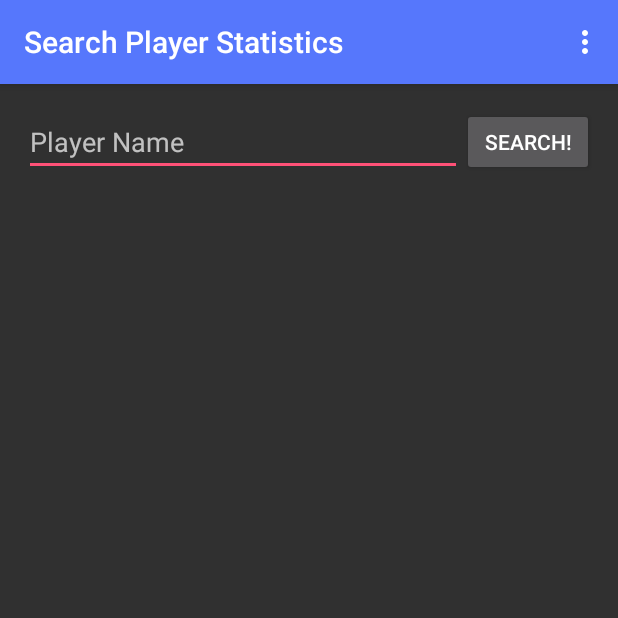
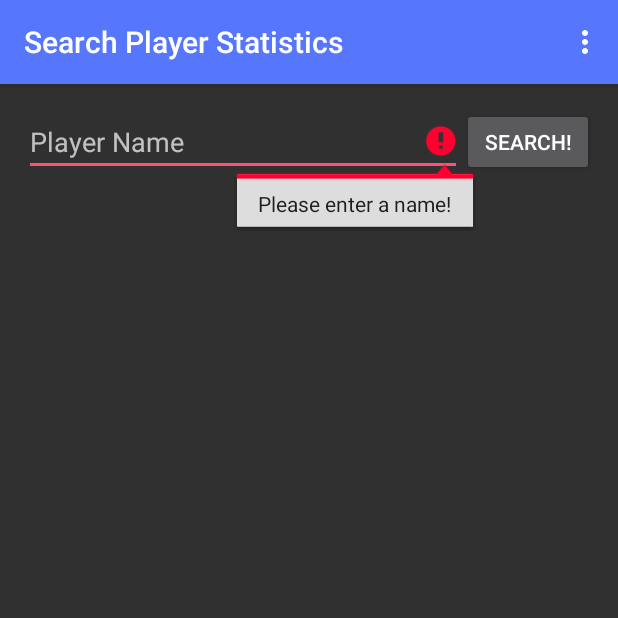
Before and after one commit to itachi1706/HypixelStatistics, an Android app: the ExpandedPlayerInfoActivity screen opened directly, with no data from a screen before it, after a tap on "SEARCH!", on a phone screen of 412 x 824 dp, the top half of it. Run offline under Robolectric (Android 15) with nearby library versions, the light colour scheme and no system bars; network calls fail.

Commit message:
Changed input error validation to users - Instead of a toast message, it now uses the error message method present in the new Android Support Design Library for an EditText item

```diff
--- a/app/src/main/java/com/itachi1706/hypixelstatistics/ExpandedPlayerInfoActivity.java
+++ b/app/src/main/java/com/itachi1706/hypixelstatistics/ExpandedPlayerInfoActivity.java
@@ -137,7 +137,11 @@ public class ExpandedPlayerInfoActivity extends AppCompatActivity {
                 playerName.clearFocus();
                 imm.hideSoftInputFromWindow(playerName.getWindowToken(), 0);
                 if (playerName.getText().toString().equals("")){
-                    NotifyUserUtil.createShortToast(getApplicationContext(), "Please enter a name!");
+                    if (playerName.getHint().toString().contains("UUID")){
+                        playerName.setError("Please enter a UUID!");
+                    } else {
+                        playerName.setError("Please enter a name!");
+                    }
                 } else {
                     String name = playerName.getText().toString();
                     checkProgress = new ProgressDialog(ExpandedPlayerInfoActivity.this);
--- a/app/src/main/java/com/itachi1706/hypixelstatistics/GuildActivity.java
+++ b/app/src/main/java/com/itachi1706/hypixelstatistics/GuildActivity.java
@@ -163,7 +163,7 @@ public class GuildActivity extends AppCompatActivity {
                 guildSearch.clearFocus();
                 imm.hideSoftInputFromWindow(guildSearch.getWindowToken(), 0);
                 if (guildSearch.getText().toString().equals("")){
-                    NotifyUserUtil.createShortToast(getApplicationContext(), "Please enter a guild name or player!");
+                    guildSearch.setError("Please enter a guild name or player!");
                 } else {
                     boolean state = searchFilter.isChecked();
                     String searchText = guildSearch.getText().toString();
--- a/app/src/main/res/layout/activity_expanded_player_info.xml
+++ b/app/src/main/res/layout/activity_expanded_player_info.xml
@@ -16,7 +16,7 @@
         android:hint="@string/player_etHint"
         android:singleLine="true"
         android:layout_toStartOf="@+id/PlayersBtnChk"
-        android:layout_toLeftOf="@+id/PlayersBtnChk" />
+        android:layout_toLeftOf="@+id/PlayersBtnChk"/>
 
     <Button
         android:layout_width="wrap_content"
@@ -49,6 +49,7 @@
         android:layout_alignParentLeft="true"
         android:layout_alignParentStart="true"
         android:layout_toStartOf="@+id/PlayersBtnChk"
+        android:layout_toLeftOf="@+id/PlayersBtnChk"
         android:layout_alignRight="@+id/playersIvPlayerHead"
         android:layout_alignEnd="@+id/playersIvPlayerHead" />
 
```
